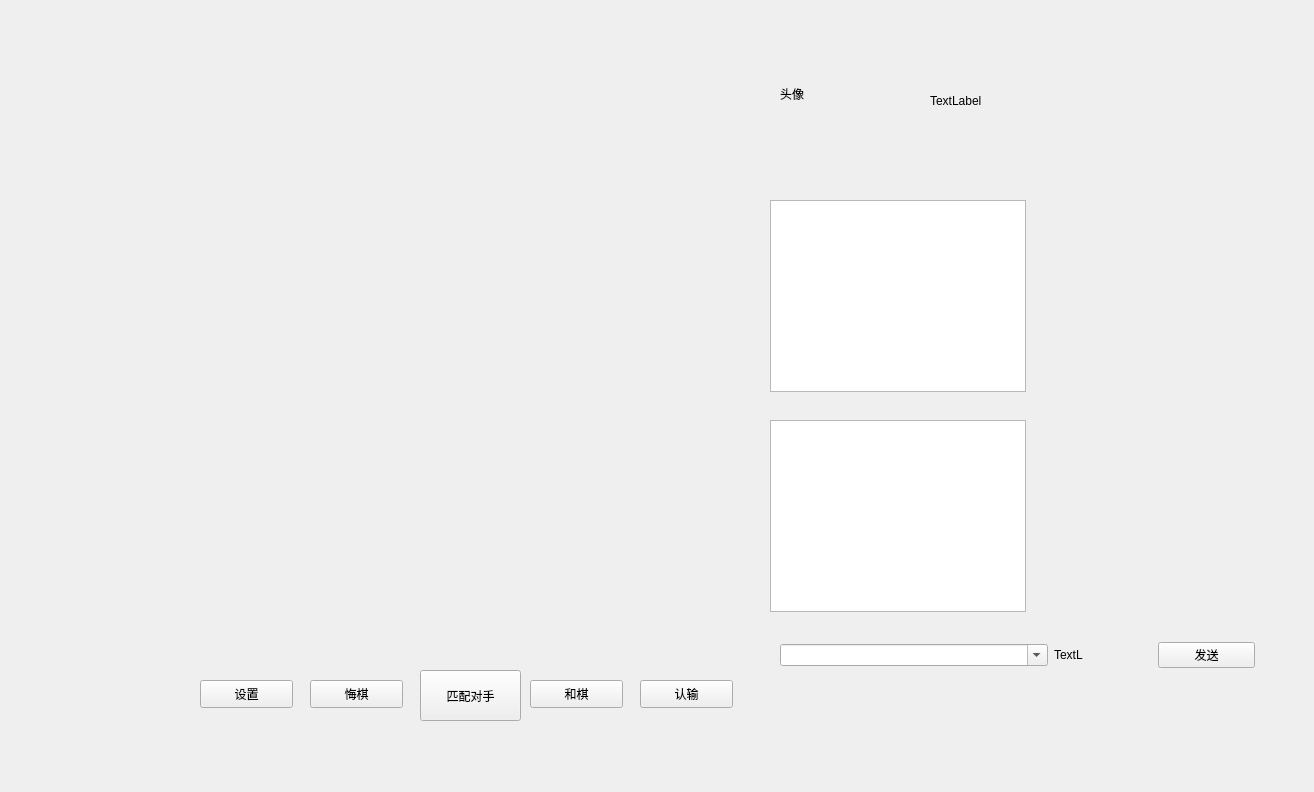
Before: the Qt Designer form main.ui in daimiaopeng/wuziqi_client, drawn with Qt 5.
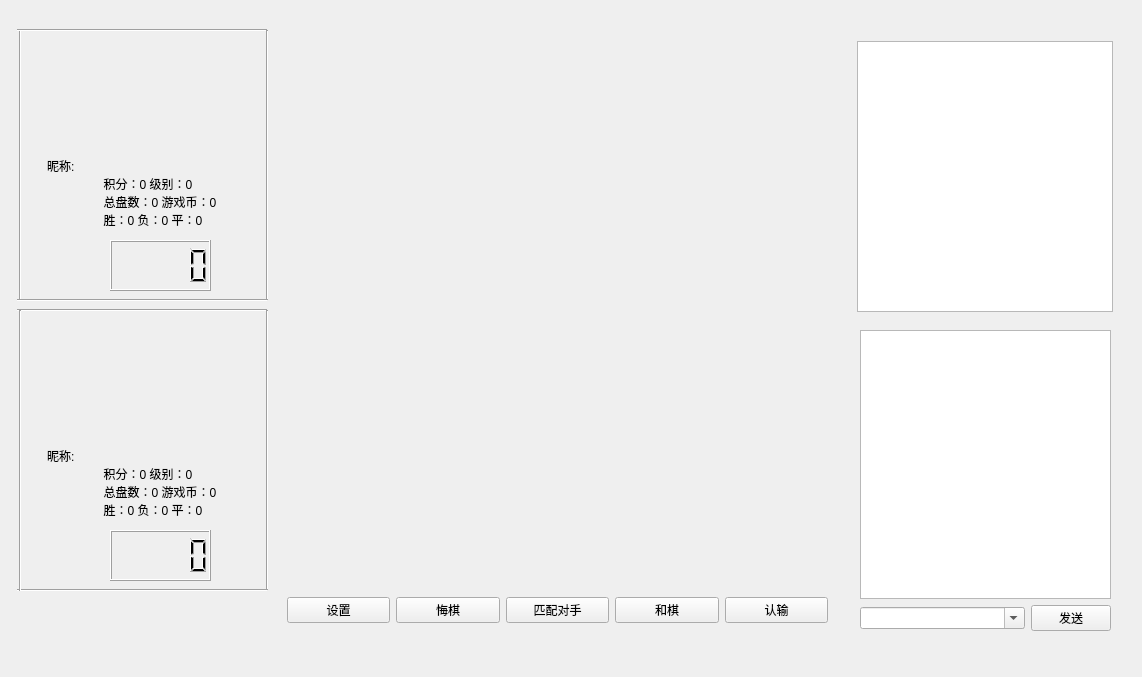
After: the same form once the commit is applied. Icons and pictures are not drawn.

Diff of the .ui file:
```diff
--- a/main.ui
+++ b/main.ui
@@ -6,8 +6,8 @@
    <rect>
     <x>0</x>
     <y>0</y>
-    <width>1314</width>
-    <height>792</height>
+       <width>1142</width>
+       <height>677</height>
    </rect>
   </property>
   <property name="windowTitle">
@@ -16,8 +16,8 @@
   <widget class="QLabel" name="label">
       <property name="geometry">
           <rect>
-              <x>200</x>
-              <y>120</y>
+                 <x>287</x>
+                 <y>40</y>
               <width>540</width>
               <height>540</height>
           </rect>
@@ -34,6 +34,9 @@
       <property name="pixmap">
           <pixmap>source/chessboard.jpg</pixmap>
       </property>
+         <property name="buddy">
+             <cstring>listView</cstring>
+         </property>
   </widget>
   <widget class="QLabel" name="label_11">
    <property name="enabled">
@@ -41,38 +44,319 @@
    </property>
    <property name="geometry">
        <rect>
-           <x>780</x>
+              <x>77</x>
            <y>30</y>
            <width>128</width>
            <height>128</height>
        </rect>
    </property>
+      <property name="sizePolicy">
+          <sizepolicy hsizetype="Preferred" vsizetype="Preferred">
+              <horstretch>100</horstretch>
+              <verstretch>123</verstretch>
+          </sizepolicy>
+      </property>
    <property name="text">
-    <string>头像</string>
+          <string/>
+      </property>
+      <property name="pixmap">
+          <pixmap>source/avatar/1.png</pixmap>
+      </property>
+  </widget>
+     <widget class="QListView" name="listView">
+         <property name="geometry">
+             <rect>
+                 <x>857</x>
+                 <y>41</y>
+                 <width>256</width>
+                 <height>271</height>
+             </rect>
    </property>
   </widget>
   <widget class="QLabel" name="label_3">
    <property name="geometry">
        <rect>
-           <x>930</x>
-           <y>40</y>
-           <width>211</width>
-           <height>121</height>
-       </rect>
-   </property>
+                 <x>47</x>
+                 <y>160</y>
+                 <width>202</width>
+                 <height>66</height>
+             </rect>
+         </property>
+         <property name="sizePolicy">
+             <sizepolicy hsizetype="Maximum" vsizetype="Fixed">
+                 <horstretch>0</horstretch>
+                 <verstretch>0</verstretch>
+             </sizepolicy>
+         </property>
    <property name="text">
-    <string>TextLabel</string>
-   </property>
-  </widget>
+             <string>昵称:
+                 积分：0 级别：0
+                 总盘数：0 游戏币：0
+                 胜：0 负：0 平：0
+             </string>
+         </property>
+     </widget>
+     <widget class="Line" name="line">
+         <property name="geometry">
+             <rect>
+                 <x>10</x>
+                 <y>30</y>
+                 <width>20</width>
+                 <height>271</height>
+             </rect>
+         </property>
+         <property name="orientation">
+             <enum>Qt::Vertical</enum>
+         </property>
+     </widget>
+     <widget class="Line" name="line_2">
+         <property name="geometry">
+             <rect>
+                 <x>257</x>
+                 <y>30</y>
+                 <width>20</width>
+                 <height>271</height>
+             </rect>
+         </property>
+         <property name="sizePolicy">
+             <sizepolicy hsizetype="Minimum" vsizetype="Fixed">
+                 <horstretch>0</horstretch>
+                 <verstretch>0</verstretch>
+             </sizepolicy>
+         </property>
+         <property name="orientation">
+             <enum>Qt::Vertical</enum>
+         </property>
+     </widget>
+     <widget class="Line" name="line_3">
+         <property name="geometry">
+             <rect>
+                 <x>17</x>
+                 <y>290</y>
+                 <width>251</width>
+                 <height>20</height>
+             </rect>
+         </property>
+         <property name="orientation">
+             <enum>Qt::Horizontal</enum>
+         </property>
+     </widget>
+     <widget class="Line" name="line_4">
+         <property name="geometry">
+             <rect>
+                 <x>17</x>
+                 <y>20</y>
+                 <width>250</width>
+                 <height>20</height>
+             </rect>
+         </property>
+         <property name="orientation">
+             <enum>Qt::Horizontal</enum>
+         </property>
+     </widget>
+     <widget class="QLabel" name="label_2">
+         <property name="geometry">
+             <rect>
+                 <x>60</x>
+                 <y>250</y>
+                 <width>36</width>
+                 <height>36</height>
+             </rect>
+         </property>
+         <property name="text">
+             <string/>
+         </property>
+         <property name="pixmap">
+             <pixmap>source/black.png</pixmap>
+         </property>
+     </widget>
+     <widget class="QLabel" name="label_4">
+         <property name="geometry">
+             <rect>
+                 <x>47</x>
+                 <y>450</y>
+                 <width>202</width>
+                 <height>66</height>
+             </rect>
+         </property>
+         <property name="sizePolicy">
+             <sizepolicy hsizetype="Maximum" vsizetype="Fixed">
+                 <horstretch>0</horstretch>
+                 <verstretch>0</verstretch>
+             </sizepolicy>
+         </property>
+         <property name="text">
+             <string>昵称:
+                 积分：0 级别：0
+                 总盘数：0 游戏币：0
+                 胜：0 负：0 平：0
+             </string>
+         </property>
+     </widget>
+     <widget class="Line" name="line_5">
+         <property name="geometry">
+             <rect>
+                 <x>17</x>
+                 <y>300</y>
+                 <width>250</width>
+                 <height>20</height>
+             </rect>
+         </property>
+         <property name="orientation">
+             <enum>Qt::Horizontal</enum>
+         </property>
+     </widget>
+     <widget class="Line" name="line_6">
+         <property name="geometry">
+             <rect>
+                 <x>257</x>
+                 <y>310</y>
+                 <width>20</width>
+                 <height>281</height>
+             </rect>
+         </property>
+         <property name="sizePolicy">
+             <sizepolicy hsizetype="Minimum" vsizetype="Fixed">
+                 <horstretch>0</horstretch>
+                 <verstretch>0</verstretch>
+             </sizepolicy>
+         </property>
+         <property name="orientation">
+             <enum>Qt::Vertical</enum>
+         </property>
+     </widget>
+     <widget class="QLabel" name="label_5">
+         <property name="geometry">
+             <rect>
+                 <x>60</x>
+                 <y>540</y>
+                 <width>36</width>
+                 <height>36</height>
+             </rect>
+         </property>
+         <property name="text">
+             <string/>
+         </property>
+         <property name="pixmap">
+             <pixmap>source/white.png</pixmap>
+         </property>
+     </widget>
+     <widget class="Line" name="line_7">
+         <property name="geometry">
+             <rect>
+                 <x>17</x>
+                 <y>580</y>
+                 <width>251</width>
+                 <height>20</height>
+             </rect>
+         </property>
+         <property name="orientation">
+             <enum>Qt::Horizontal</enum>
+         </property>
+     </widget>
+     <widget class="QLabel" name="label_12">
+         <property name="enabled">
+             <bool>true</bool>
+         </property>
+         <property name="geometry">
+             <rect>
+                 <x>77</x>
+                 <y>320</y>
+                 <width>128</width>
+                 <height>128</height>
+             </rect>
+         </property>
+         <property name="sizePolicy">
+             <sizepolicy hsizetype="Preferred" vsizetype="Preferred">
+                 <horstretch>100</horstretch>
+                 <verstretch>123</verstretch>
+             </sizepolicy>
+         </property>
+         <property name="text">
+             <string/>
+         </property>
+         <property name="pixmap">
+             <pixmap>source/avatar/1.png</pixmap>
+         </property>
+     </widget>
+     <widget class="Line" name="line_8">
+         <property name="geometry">
+             <rect>
+                 <x>10</x>
+                 <y>310</y>
+                 <width>20</width>
+                 <height>281</height>
+             </rect>
+         </property>
+         <property name="orientation">
+             <enum>Qt::Vertical</enum>
+         </property>
+     </widget>
   <widget class="QWidget" name="layoutWidget">
    <property name="geometry">
     <rect>
-     <x>780</x>
-     <y>640</y>
-     <width>475</width>
-     <height>30</height>
-    </rect>
-   </property>
+                 <x>287</x>
+                 <y>590</y>
+                 <width>541</width>
+                 <height>41</height>
+             </rect>
+         </property>
+         <layout class="QGridLayout" name="gridLayout">
+             <item row="0" column="0">
+                 <widget class="QPushButton" name="pushButton_6">
+                     <property name="text">
+                         <string>设置</string>
+                     </property>
+                 </widget>
+             </item>
+             <item row="0" column="1">
+                 <widget class="QPushButton" name="pushButton_2">
+                     <property name="text">
+                         <string>悔棋</string>
+                     </property>
+                 </widget>
+             </item>
+             <item row="0" column="2">
+                 <widget class="QPushButton" name="pushButton_4">
+                     <property name="text">
+                         <string>匹配对手</string>
+                     </property>
+                 </widget>
+             </item>
+             <item row="0" column="3">
+                 <widget class="QPushButton" name="pushButton_3">
+                     <property name="text">
+                         <string>和棋</string>
+                     </property>
+                 </widget>
+             </item>
+             <item row="0" column="4">
+                 <widget class="QPushButton" name="pushButton_5">
+                     <property name="text">
+                         <string>认输</string>
+                     </property>
+                 </widget>
+             </item>
+         </layout>
+     </widget>
+     <widget class="QWidget" name="layoutWidget">
+         <property name="geometry">
+             <rect>
+                 <x>860</x>
+                 <y>330</y>
+                 <width>251</width>
+                 <height>301</height>
+             </rect>
+         </property>
+         <layout class="QVBoxLayout" name="verticalLayout">
+             <item>
+                 <widget class="QTextBrowser" name="textBrowser">
+                     <property name="cursor" stdset="0">
+                         <cursorShape>ArrowCursor</cursorShape>
+                     </property>
+                 </widget>
+             </item>
+             <item>
    <layout class="QHBoxLayout" name="horizontalLayout">
     <item>
      <widget class="QComboBox" name="comboBox">
@@ -156,19 +440,6 @@
       </item>
      </widget>
     </item>
-    <item>
-     <widget class="QLabel" name="label_2">
-      <property name="enabled">
-       <bool>true</bool>
-      </property>
-      <property name="text">
-       <string>TextL</string>
-      </property>
-      <property name="buddy">
-       <cstring>pushButton</cstring>
-      </property>
-     </widget>
-    </item>
     <item>
      <widget class="QPushButton" name="pushButton">
       <property name="text">
@@ -177,95 +448,55 @@
      </widget>
     </item>
    </layout>
-  </widget>
-  <widget class="QListView" name="listView">
+             </item>
+         </layout>
+     </widget>
+     <widget class="QLCDNumber" name="lcdNumber">
    <property name="geometry">
     <rect>
-     <x>770</x>
-     <y>200</y>
-     <width>256</width>
-     <height>192</height>
-    </rect>
-   </property>
-  </widget>
-     <widget class="QTextBrowser" name="textBrowser">
-         <property name="geometry">
-             <rect>
-                 <x>770</x>
-                 <y>420</y>
-                 <width>256</width>
-                 <height>192</height>
-             </rect>
+                 <x>110</x>
+                 <y>240</y>
+                 <width>101</width>
+                 <height>51</height>
+             </rect>
+         </property>
+         <property name="value" stdset="0">
+             <double>0.000000000000000</double>
          </property>
-         <property name="cursor" stdset="0">
-             <cursorShape>ArrowCursor</cursorShape>
-         </property>
      </widget>
-  <widget class="QPushButton" name="pushButton_2">
+     <widget class="QLCDNumber" name="lcdNumber_2">
    <property name="geometry">
     <rect>
-     <x>310</x>
-     <y>680</y>
-     <width>93</width>
-     <height>28</height>
-    </rect>
-   </property>
-   <property name="text">
-    <string>悔棋</string>
-   </property>
-  </widget>
-  <widget class="QPushButton" name="pushButton_3">
-   <property name="geometry">
-    <rect>
-     <x>530</x>
-     <y>680</y>
-     <width>93</width>
-     <height>28</height>
-    </rect>
-   </property>
-   <property name="text">
-    <string>和棋</string>
-   </property>
-  </widget>
-  <widget class="QPushButton" name="pushButton_4">
-   <property name="geometry">
-    <rect>
-     <x>420</x>
-     <y>670</y>
+                 <x>110</x>
+                 <y>530</y>
      <width>101</width>
      <height>51</height>
     </rect>
    </property>
-   <property name="text">
-    <string>匹配对手</string>
-   </property>
-  </widget>
-  <widget class="QPushButton" name="pushButton_5">
-   <property name="geometry">
-    <rect>
-     <x>640</x>
-     <y>680</y>
-     <width>93</width>
-     <height>28</height>
-    </rect>
-   </property>
-   <property name="text">
-    <string>认输</string>
-   </property>
-  </widget>
-  <widget class="QPushButton" name="pushButton_6">
-   <property name="geometry">
-    <rect>
-     <x>200</x>
-     <y>680</y>
-     <width>93</width>
-     <height>28</height>
-    </rect>
-   </property>
-   <property name="text">
-    <string>设置</string>
-   </property>
-  </widget>
+         <property name="value" stdset="0">
+             <double>0.000000000000000</double>
+         </property>
+     </widget>
+     <zorder>label_2</zorder>
+     <zorder>lcdNumber</zorder>
+     <zorder>layoutWidget</zorder>
+     <zorder>label</zorder>
+     <zorder>layoutWidget</zorder>
+     <zorder>listView</zorder>
+     <zorder>label_11</zorder>
+     <zorder>label_3</zorder>
+     <zorder>line</zorder>
+     <zorder>line_2</zorder>
+     <zorder>line_3</zorder>
+     <zorder>line_4</zorder>
+     <zorder>label_4</zorder>
+     <zorder>line_5</zorder>
+     <zorder>line_6</zorder>
+     <zorder>label_5</zorder>
+     <zorder>line_7</zorder>
+     <zorder>label_12</zorder>
+     <zorder>line_8</zorder>
+     <zorder>lcdNumber_2</zorder>
  </widget>
  <resources/>
  <connections/>
```
Lines whose indentation alone changed are shown as unchanged.
